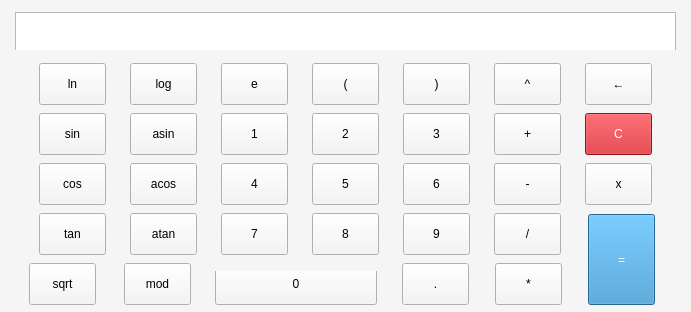
The window that src/view/calcView.ui (Effectuss/Smart-calculator) describes before a commit, drawn with Qt 5.
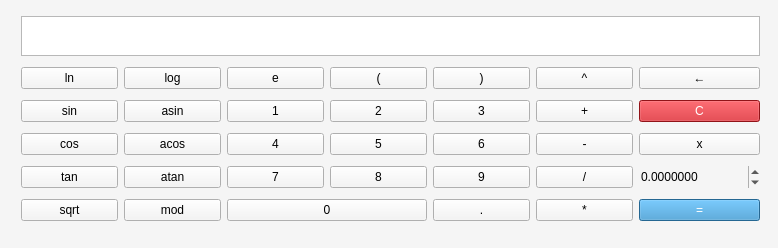
The same window after the commit.

Commit message: MVC ready and Interface

The edit to the form file:
```diff
--- a/src/view/calcView.ui
+++ b/src/view/calcView.ui
@@ -9,26 +9,26 @@
    <rect>
     <x>0</x>
     <y>0</y>
-    <width>691</width>
-    <height>312</height>
+    <width>778</width>
+    <height>248</height>
    </rect>
   </property>
   <property name="sizePolicy">
-   <sizepolicy hsizetype="Ignored" vsizetype="Ignored">
+   <sizepolicy hsizetype="Expanding" vsizetype="Expanding">
     <horstretch>0</horstretch>
     <verstretch>0</verstretch>
    </sizepolicy>
   </property>
   <property name="minimumSize">
    <size>
-    <width>691</width>
-    <height>312</height>
+    <width>778</width>
+    <height>248</height>
    </size>
   </property>
   <property name="maximumSize">
    <size>
-    <width>691</width>
-    <height>312</height>
+    <width>778</width>
+    <height>248</height>
    </size>
   </property>
   <property name="windowTitle">
@@ -44,132 +44,34 @@
     <bool>true</bool>
    </property>
    <property name="sizePolicy">
-    <sizepolicy hsizetype="Fixed" vsizetype="Fixed">
+    <sizepolicy hsizetype="Expanding" vsizetype="Expanding">
      <horstretch>0</horstretch>
      <verstretch>0</verstretch>
     </sizepolicy>
    </property>
+   <property name="minimumSize">
+    <size>
+     <width>778</width>
+     <height>248</height>
+    </size>
+   </property>
    <property name="maximumSize">
     <size>
-     <width>693</width>
-     <height>16777215</height>
+     <width>778</width>
+     <height>248</height>
     </size>
    </property>
-   <property name="styleSheet">
-    <string notr="true">QPushButton {
-min-width: 65;
-min-height: 40;
-max-width: 65;
-max-height: 40;
-}</string>
-   </property>
-   <widget class="QLabel" name="inputPanel">
-    <property name="geometry">
-     <rect>
-      <x>15</x>
-      <y>12</y>
-      <width>661</width>
-      <height>40</height>
-     </rect>
-    </property>
-    <property name="sizePolicy">
-     <sizepolicy hsizetype="Fixed" vsizetype="Fixed">
-      <horstretch>0</horstretch>
-      <verstretch>0</verstretch>
-     </sizepolicy>
-    </property>
-    <property name="minimumSize">
-     <size>
-      <width>290</width>
-      <height>40</height>
-     </size>
-    </property>
-    <property name="maximumSize">
-     <size>
-      <width>16777215</width>
-      <height>40</height>
-     </size>
-    </property>
-    <property name="font">
-     <font>
-      <family>Open Sans</family>
-      <pointsize>20</pointsize>
-      <italic>false</italic>
-      <bold>false</bold>
-      <kerning>true</kerning>
-     </font>
-    </property>
-    <property name="layoutDirection">
-     <enum>Qt::LeftToRight</enum>
-    </property>
-    <property name="styleSheet">
-     <string notr="true">border: 1 solid #b8b8b8;
-background-color: #fff;</string>
-    </property>
-    <property name="text">
-     <string/>
-    </property>
-    <property name="scaledContents">
-     <bool>true</bool>
-    </property>
-    <property name="alignment">
-     <set>Qt::AlignRight|Qt::AlignTrailing|Qt::AlignVCenter</set>
-    </property>
-    <property name="wordWrap">
-     <bool>true</bool>
-    </property>
-    <property name="textInteractionFlags">
-     <set>Qt::TextSelectableByKeyboard|Qt::TextSelectableByMouse</set>
-    </property>
-   </widget>
-   <widget class="QPushButton" name="num0">
-    <property name="geometry">
-     <rect>
-      <x>215</x>
-      <y>263</y>
-      <width>162</width>
-      <height>42</height>
-     </rect>
-    </property>
-    <property name="sizePolicy">
-     <sizepolicy hsizetype="Expanding" vsizetype="Fixed">
-      <horstretch>0</horstretch>
-      <verstretch>0</verstretch>
-     </sizepolicy>
-    </property>
-    <property name="minimumSize">
-     <size>
-      <width>162</width>
-      <height>42</height>
-     </size>
-    </property>
-    <property name="styleSheet">
-     <string notr="true">min-width: 160;
-min-height: 40;
-max-width: 160;
-max-height: 40;</string>
-    </property>
-    <property name="text">
-     <string>0</string>
-    </property>
-    <property name="shortcut">
-     <string>0</string>
-    </property>
-   </widget>
    <widget class="QWidget" name="gridLayoutWidget">
     <property name="geometry">
      <rect>
       <x>10</x>
-      <y>50</y>
-      <width>671</width>
-      <height>221</height>
+      <y>0</y>
+      <width>761</width>
+      <height>241</height>
      </rect>
     </property>
-    <layout class="QGridLayout" name="gridLayout_4">
-     <property name="sizeConstraint">
-      <enum>QLayout::SetDefaultConstraint</enum>
-     </property>
-     <item row="1" column="0">
+    <layout class="QGridLayout" name="gridLayout_2">
+     <item row="2" column="0">
       <widget class="QPushButton" name="actionSin">
        <property name="sizePolicy">
         <sizepolicy hsizetype="Expanding" vsizetype="Fixed">
@@ -185,136 +87,7 @@
        </property>
       </widget>
      </item>
-     <item row="2" column="4">
-      <widget class="QPushButton" name="num6">
-       <property name="sizePolicy">
-        <sizepolicy hsizetype="Expanding" vsizetype="Fixed">
-         <horstretch>0</horstretch>
-         <verstretch>0</verstretch>
-        </sizepolicy>
-       </property>
-       <property name="text">
-        <string>6</string>
-       </property>
-       <property name="shortcut">
-        <string>6</string>
-       </property>
-      </widget>
-     </item>
-     <item row="3" column="1">
-      <widget class="QPushButton" name="actionAtan">
-       <property name="sizePolicy">
-        <sizepolicy hsizetype="Expanding" vsizetype="Fixed">
-         <horstretch>0</horstretch>
-         <verstretch>0</verstretch>
-        </sizepolicy>
-       </property>
-       <property name="text">
-        <string>atan</string>
-       </property>
-       <property name="shortcut">
-        <string>A, T, A, N</string>
-       </property>
-      </widget>
-     </item>
-     <item row="2" column="1">
-      <widget class="QPushButton" name="actionAcos">
-       <property name="sizePolicy">
-        <sizepolicy hsizetype="Expanding" vsizetype="Fixed">
-         <horstretch>0</horstretch>
-         <verstretch>0</verstretch>
-        </sizepolicy>
-       </property>
-       <property name="text">
-        <string>acos</string>
-       </property>
-       <property name="shortcut">
-        <string>A, C, O, S</string>
-       </property>
-      </widget>
-     </item>
-     <item row="1" column="5">
-      <widget class="QPushButton" name="actionPlus">
-       <property name="sizePolicy">
-        <sizepolicy hsizetype="Expanding" vsizetype="Fixed">
-         <horstretch>0</horstretch>
-         <verstretch>0</verstretch>
-        </sizepolicy>
-       </property>
-       <property name="text">
-        <string>+</string>
-       </property>
-       <property name="shortcut">
-        <string>+</string>
-       </property>
-      </widget>
-     </item>
-     <item row="3" column="3">
-      <widget class="QPushButton" name="num8">
-       <property name="sizePolicy">
-        <sizepolicy hsizetype="Expanding" vsizetype="Expanding">
-         <horstretch>0</horstretch>
-         <verstretch>0</verstretch>
-        </sizepolicy>
-       </property>
-       <property name="minimumSize">
-        <size>
-         <width>67</width>
-         <height>42</height>
-        </size>
-       </property>
-       <property name="maximumSize">
-        <size>
-         <width>67</width>
-         <height>42</height>
-        </size>
-       </property>
-       <property name="text">
-        <string>8</string>
-       </property>
-       <property name="iconSize">
-        <size>
-         <width>16</width>
-         <height>16</height>
-        </size>
-       </property>
-       <property name="shortcut">
-        <string>8</string>
-       </property>
-       <property name="default">
-        <bool>false</bool>
-       </property>
-      </widget>
-     </item>
-     <item row="1" column="2">
-      <widget class="QPushButton" name="num1">
-       <property name="sizePolicy">
-        <sizepolicy hsizetype="Expanding" vsizetype="Fixed">
-         <horstretch>0</horstretch>
-         <verstretch>0</verstretch>
-        </sizepolicy>
-       </property>
-       <property name="minimumSize">
-        <size>
-         <width>67</width>
-         <height>42</height>
-        </size>
-       </property>
-       <property name="maximumSize">
-        <size>
-         <width>67</width>
-         <height>42</height>
-        </size>
-       </property>
-       <property name="text">
-        <string>1</string>
-       </property>
-       <property name="shortcut">
-        <string>1</string>
-       </property>
-      </widget>
-     </item>
-     <item row="3" column="4">
+     <item row="4" column="4">
       <widget class="QPushButton" name="num9">
        <property name="sizePolicy">
         <sizepolicy hsizetype="Expanding" vsizetype="Fixed">
@@ -330,109 +103,57 @@
        </property>
       </widget>
      </item>
-     <item row="2" column="2">
-      <widget class="QPushButton" name="num4">
-       <property name="sizePolicy">
-        <sizepolicy hsizetype="Expanding" vsizetype="Fixed">
-         <horstretch>0</horstretch>
-         <verstretch>0</verstretch>
-        </sizepolicy>
+     <item row="4" column="6">
+      <widget class="QDoubleSpinBox" name="doubleSpinBox">
+       <property name="cursor">
+        <cursorShape>PointingHandCursor</cursorShape>
        </property>
-       <property name="text">
-        <string>4</string>
+       <property name="mouseTracking">
+        <bool>false</bool>
        </property>
-       <property name="shortcut">
-        <string>4</string>
+       <property name="focusPolicy">
+        <enum>Qt::ClickFocus</enum>
        </property>
-      </widget>
-     </item>
-     <item row="0" column="5">
-      <widget class="QPushButton" name="actionPow">
-       <property name="sizePolicy">
-        <sizepolicy hsizetype="Expanding" vsizetype="Fixed">
-         <horstretch>0</horstretch>
-         <verstretch>0</verstretch>
-        </sizepolicy>
+       <property name="acceptDrops">
+        <bool>false</bool>
        </property>
-       <property name="text">
-        <string>^</string>
+       <property name="frame">
+        <bool>false</bool>
        </property>
-       <property name="shortcut">
-        <string>^</string>
+       <property name="specialValueText">
+        <string/>
        </property>
-      </widget>
-     </item>
-     <item row="0" column="6">
-      <widget class="QPushButton" name="actionDeleteOne">
-       <property name="sizePolicy">
-        <sizepolicy hsizetype="Expanding" vsizetype="Fixed">
-         <horstretch>0</horstretch>
-         <verstretch>0</verstretch>
-        </sizepolicy>
+       <property name="decimals">
+        <number>7</number>
        </property>
-       <property name="text">
-        <string>←</string>
+       <property name="minimum">
+        <double>-123131232131231236096.000000000000000</double>
        </property>
-       <property name="shortcut">
-        <string>Backspace</string>
+       <property name="maximum">
+        <double>123131232131231236096.000000000000000</double>
        </property>
-      </widget>
-     </item>
-     <item row="0" column="2">
-      <widget class="QPushButton" name="numerExp">
-       <property name="sizePolicy">
-        <sizepolicy hsizetype="Expanding" vsizetype="Fixed">
-         <horstretch>0</horstretch>
-         <verstretch>0</verstretch>
-        </sizepolicy>
+       <property name="singleStep">
+        <double>0.100000000000000</double>
        </property>
-       <property name="text">
-        <string>e</string>
-       </property>
-       <property name="shortcut">
-        <string>E</string>
-       </property>
       </widget>
      </item>
-     <item row="1" column="4">
-      <widget class="QPushButton" name="num3">
+     <item row="5" column="0">
+      <widget class="QPushButton" name="actionSqrt">
        <property name="sizePolicy">
         <sizepolicy hsizetype="Expanding" vsizetype="Fixed">
          <horstretch>0</horstretch>
          <verstretch>0</verstretch>
         </sizepolicy>
        </property>
-       <property name="maximumSize">
-        <size>
-         <width>67</width>
-         <height>42</height>
-        </size>
-       </property>
        <property name="text">
-        <string>3</string>
+        <string>sqrt</string>
        </property>
        <property name="shortcut">
-        <string>3</string>
+        <string>S, Q, R, T</string>
        </property>
       </widget>
      </item>
-     <item row="0" column="3">
-      <widget class="QPushButton" name="actionOpenBracket">
-       <property name="sizePolicy">
-        <sizepolicy hsizetype="Expanding" vsizetype="Fixed">
-         <horstretch>0</horstretch>
-         <verstretch>0</verstretch>
-        </sizepolicy>
-       </property>
-       <property name="text">
-        <string>(</string>
-       </property>
-       <property name="shortcut">
-        <string>(</string>
-       </property>
-      </widget>
-     </item>
-     <item row="2" column="0">
+     <item row="3" column="0">
       <widget class="QPushButton" name="actionCos">
        <property name="enabled">
         <bool>true</bool>
@@ -451,8 +172,8 @@
        </property>
       </widget>
      </item>
-     <item row="2" column="5">
-      <widget class="QPushButton" name="actionMinus">
+     <item row="4" column="1">
+      <widget class="QPushButton" name="actionAtan">
        <property name="sizePolicy">
         <sizepolicy hsizetype="Expanding" vsizetype="Fixed">
          <horstretch>0</horstretch>
@@ -460,14 +181,62 @@
         </sizepolicy>
        </property>
        <property name="text">
-        <string>-</string>
+        <string>atan</string>
        </property>
        <property name="shortcut">
-        <string>-</string>
+        <string>A, T, A, N</string>
        </property>
       </widget>
      </item>
-     <item row="0" column="1">
+     <item row="1" column="4">
+      <widget class="QPushButton" name="actionCloseBracket">
+       <property name="sizePolicy">
+        <sizepolicy hsizetype="Expanding" vsizetype="Fixed">
+         <horstretch>0</horstretch>
+         <verstretch>0</verstretch>
+        </sizepolicy>
+       </property>
+       <property name="text">
+        <string>)</string>
+       </property>
+       <property name="shortcut">
+        <string>)</string>
+       </property>
+      </widget>
+     </item>
+     <item row="5" column="5">
+      <widget class="QPushButton" name="actionMult">
+       <property name="sizePolicy">
+        <sizepolicy hsizetype="Expanding" vsizetype="Fixed">
+         <horstretch>0</horstretch>
+         <verstretch>0</verstretch>
+        </sizepolicy>
+       </property>
+       <property name="text">
+        <string>*</string>
+       </property>
+       <property name="shortcut">
+        <string>*</string>
+       </property>
+      </widget>
+     </item>
+     <item row="4" column="2">
+      <widget class="QPushButton" name="num7">
+       <property name="sizePolicy">
+        <sizepolicy hsizetype="Expanding" vsizetype="Fixed">
+         <horstretch>0</horstretch>
+         <verstretch>0</verstretch>
+        </sizepolicy>
+       </property>
+       <property name="text">
+        <string>7</string>
+       </property>
+       <property name="shortcut">
+        <string>7</string>
+       </property>
+      </widget>
+     </item>
+     <item row="1" column="1">
       <widget class="QPushButton" name="actionLog">
        <property name="sizePolicy">
         <sizepolicy hsizetype="Expanding" vsizetype="Fixed">
@@ -483,8 +252,33 @@
        </property>
       </widget>
      </item>
+     <item row="5" column="2" colspan="2">
+      <widget class="QPushButton" name="num0">
+       <property name="sizePolicy">
+        <sizepolicy hsizetype="Expanding" vsizetype="Fixed">
+         <horstretch>0</horstretch>
+         <verstretch>0</verstretch>
+        </sizepolicy>
+       </property>
+       <property name="minimumSize">
+        <size>
+         <width>0</width>
+         <height>0</height>
+        </size>
+       </property>
+       <property name="styleSheet">
+        <string notr="true"/>
+       </property>
+       <property name="text">
+        <string>0</string>
+       </property>
+       <property name="shortcut">
+        <string>0</string>
+       </property>
+      </widget>
+     </item>
      <item row="3" column="5">
-      <widget class="QPushButton" name="actionDiv">
+      <widget class="QPushButton" name="actionMinus">
        <property name="sizePolicy">
         <sizepolicy hsizetype="Expanding" vsizetype="Fixed">
          <horstretch>0</horstretch>
@@ -492,14 +286,179 @@
         </sizepolicy>
        </property>
        <property name="text">
-        <string>/</string>
+        <string>-</string>
        </property>
        <property name="shortcut">
-        <string>/</string>
+        <string>-</string>
        </property>
       </widget>
      </item>
-     <item row="3" column="0">
+     <item row="3" column="6">
+      <widget class="QPushButton" name="xButton">
+       <property name="sizePolicy">
+        <sizepolicy hsizetype="Expanding" vsizetype="Fixed">
+         <horstretch>0</horstretch>
+         <verstretch>0</verstretch>
+        </sizepolicy>
+       </property>
+       <property name="text">
+        <string>x</string>
+       </property>
+       <property name="shortcut">
+        <string>X</string>
+       </property>
+      </widget>
+     </item>
+     <item row="1" column="5">
+      <widget class="QPushButton" name="actionPow">
+       <property name="sizePolicy">
+        <sizepolicy hsizetype="Expanding" vsizetype="Fixed">
+         <horstretch>0</horstretch>
+         <verstretch>0</verstretch>
+        </sizepolicy>
+       </property>
+       <property name="text">
+        <string>^</string>
+       </property>
+       <property name="shortcut">
+        <string>^</string>
+       </property>
+      </widget>
+     </item>
+     <item row="2" column="5">
+      <widget class="QPushButton" name="actionPlus">
+       <property name="sizePolicy">
+        <sizepolicy hsizetype="Expanding" vsizetype="Fixed">
+         <horstretch>0</horstretch>
+         <verstretch>0</verstretch>
+        </sizepolicy>
+       </property>
+       <property name="text">
+        <string>+</string>
+       </property>
+       <property name="shortcut">
+        <string>+</string>
+       </property>
+      </widget>
+     </item>
+     <item row="2" column="3">
+      <widget class="QPushButton" name="num2">
+       <property name="sizePolicy">
+        <sizepolicy hsizetype="Expanding" vsizetype="Fixed">
+         <horstretch>0</horstretch>
+         <verstretch>0</verstretch>
+        </sizepolicy>
+       </property>
+       <property name="text">
+        <string>2</string>
+       </property>
+       <property name="shortcut">
+        <string>2</string>
+       </property>
+      </widget>
+     </item>
+     <item row="0" column="0" colspan="7">
+      <widget class="QLabel" name="inputPanel">
+       <property name="sizePolicy">
+        <sizepolicy hsizetype="Expanding" vsizetype="Expanding">
+         <horstretch>0</horstretch>
+         <verstretch>0</verstretch>
+        </sizepolicy>
+       </property>
+       <property name="minimumSize">
+        <size>
+         <width>290</width>
+         <height>40</height>
+        </size>
+       </property>
+       <property name="maximumSize">
+        <size>
+         <width>16777215</width>
+         <height>40</height>
+        </size>
+       </property>
+       <property name="font">
+        <font>
+         <family>Open Sans</family>
+         <pointsize>20</pointsize>
+         <italic>false</italic>
+         <bold>false</bold>
+         <kerning>true</kerning>
+        </font>
+       </property>
+       <property name="layoutDirection">
+        <enum>Qt::LeftToRight</enum>
+       </property>
+       <property name="styleSheet">
+        <string notr="true">border: 1 solid #b8b8b8;
+background-color: #fff;</string>
+       </property>
+       <property name="text">
+        <string/>
+       </property>
+       <property name="scaledContents">
+        <bool>true</bool>
+       </property>
+       <property name="alignment">
+        <set>Qt::AlignRight|Qt::AlignTrailing|Qt::AlignVCenter</set>
+       </property>
+       <property name="wordWrap">
+        <bool>true</bool>
+       </property>
+       <property name="textInteractionFlags">
+        <set>Qt::TextSelectableByKeyboard|Qt::TextSelectableByMouse</set>
+       </property>
+      </widget>
+     </item>
+     <item row="5" column="4">
+      <widget class="QPushButton" name="point">
+       <property name="sizePolicy">
+        <sizepolicy hsizetype="Expanding" vsizetype="Fixed">
+         <horstretch>0</horstretch>
+         <verstretch>0</verstretch>
+        </sizepolicy>
+       </property>
+       <property name="text">
+        <string>.</string>
+       </property>
+       <property name="shortcut">
+        <string>.</string>
+       </property>
+      </widget>
+     </item>
+     <item row="5" column="6">
+      <widget class="QPushButton" name="actionCalc">
+       <property name="sizePolicy">
+        <sizepolicy hsizetype="Expanding" vsizetype="Fixed">
+         <horstretch>0</horstretch>
+         <verstretch>0</verstretch>
+        </sizepolicy>
+       </property>
+       <property name="minimumSize">
+        <size>
+         <width>0</width>
+         <height>0</height>
+        </size>
+       </property>
+       <property name="maximumSize">
+        <size>
+         <width>16777215</width>
+         <height>16777215</height>
+        </size>
+       </property>
+       <property name="styleSheet">
+        <string notr="true">background-color: #3490cd;
+color: #ffffff;</string>
+       </property>
+       <property name="text">
+        <string>=</string>
+       </property>
+       <property name="shortcut">
+        <string>=</string>
+       </property>
+      </widget>
+     </item>
+     <item row="4" column="0">
       <widget class="QPushButton" name="actionTan">
        <property name="sizePolicy">
         <sizepolicy hsizetype="Expanding" vsizetype="Fixed">
@@ -515,8 +474,8 @@
        </property>
       </widget>
      </item>
-     <item row="0" column="0">
-      <widget class="QPushButton" name="actionLn">
+     <item row="1" column="3">
+      <widget class="QPushButton" name="actionOpenBracket">
        <property name="sizePolicy">
         <sizepolicy hsizetype="Expanding" vsizetype="Fixed">
          <horstretch>0</horstretch>
@@ -524,14 +483,14 @@
         </sizepolicy>
        </property>
        <property name="text">
-        <string>ln</string>
+        <string>(</string>
        </property>
        <property name="shortcut">
-        <string>L, N</string>
+        <string>(</string>
        </property>
       </widget>
      </item>
-     <item row="1" column="6">
+     <item row="2" column="6">
       <widget class="QPushButton" name="actionDeleteAll">
        <property name="enabled">
         <bool>true</bool>
@@ -554,8 +513,68 @@
        </property>
       </widget>
      </item>
+     <item row="1" column="6">
+      <widget class="QPushButton" name="actionDeleteOne">
+       <property name="sizePolicy">
+        <sizepolicy hsizetype="Expanding" vsizetype="Fixed">
+         <horstretch>0</horstretch>
+         <verstretch>0</verstretch>
+        </sizepolicy>
+       </property>
+       <property name="text">
+        <string>←</string>
+       </property>
+       <property name="shortcut">
+        <string>Backspace</string>
+       </property>
+      </widget>
+     </item>
+     <item row="4" column="5">
+      <widget class="QPushButton" name="actionDiv">
+       <property name="sizePolicy">
+        <sizepolicy hsizetype="Expanding" vsizetype="Fixed">
+         <horstretch>0</horstretch>
+         <verstretch>0</verstretch>
+        </sizepolicy>
+       </property>
+       <property name="text">
+        <string>/</string>
+       </property>
+       <property name="shortcut">
+        <string>/</string>
+       </property>
+      </widget>
+     </item>
+     <item row="2" column="2">
+      <widget class="QPushButton" name="num1">
+       <property name="sizePolicy">
+        <sizepolicy hsizetype="Expanding" vsizetype="Fixed">
+         <horstretch>0</horstretch>
+         <verstretch>0</verstretch>
+        </sizepolicy>
+       </property>
+       <property name="minimumSize">
+        <size>
+         <width>0</width>
+         <height>0</height>
+        </size>
+       </property>
+       <property name="maximumSize">
+        <size>
+         <width>16777215</width>
+         <height>16777215</height>
+        </size>
+       </property>
+       <property name="text">
+        <string>1</string>
+       </property>
+       <property name="shortcut">
+        <string>1</string>
+       </property>
+      </widget>
+     </item>
      <item row="3" column="2">
-      <widget class="QPushButton" name="num7">
+      <widget class="QPushButton" name="num4">
        <property name="sizePolicy">
         <sizepolicy hsizetype="Expanding" vsizetype="Fixed">
          <horstretch>0</horstretch>
@@ -563,14 +582,30 @@
         </sizepolicy>
        </property>
        <property name="text">
-        <string>7</string>
+        <string>4</string>
        </property>
        <property name="shortcut">
-        <string>7</string>
+        <string>4</string>
        </property>
       </widget>
      </item>
-     <item row="1" column="1">
+     <item row="3" column="3">
+      <widget class="QPushButton" name="num5">
+       <property name="sizePolicy">
+        <sizepolicy hsizetype="Expanding" vsizetype="Fixed">
+         <horstretch>0</horstretch>
+         <verstretch>0</verstretch>
+        </sizepolicy>
+       </property>
+       <property name="text">
+        <string>5</string>
+       </property>
+       <property name="shortcut">
+        <string>5</string>
+       </property>
+      </widget>
+     </item>
+     <item row="2" column="1">
       <widget class="QPushButton" name="actionAsin">
        <property name="sizePolicy">
         <sizepolicy hsizetype="Expanding" vsizetype="Fixed">
@@ -586,8 +621,8 @@
        </property>
       </widget>
      </item>
-     <item row="2" column="6">
-      <widget class="QPushButton" name="xButton">
+     <item row="1" column="0">
+      <widget class="QPushButton" name="actionLn">
        <property name="sizePolicy">
         <sizepolicy hsizetype="Expanding" vsizetype="Fixed">
          <horstretch>0</horstretch>
@@ -595,15 +630,15 @@
         </sizepolicy>
        </property>
        <property name="text">
-        <string>x</string>
+        <string>ln</string>
        </property>
        <property name="shortcut">
-        <string>X</string>
+        <string>L, N</string>
        </property>
       </widget>
      </item>
-     <item row="1" column="3">
-      <widget class="QPushButton" name="num2">
+     <item row="3" column="4">
+      <widget class="QPushButton" name="num6">
        <property name="sizePolicy">
         <sizepolicy hsizetype="Expanding" vsizetype="Fixed">
          <horstretch>0</horstretch>
@@ -611,15 +646,15 @@
         </sizepolicy>
        </property>
        <property name="text">
-        <string>2</string>
+        <string>6</string>
        </property>
        <property name="shortcut">
-        <string>2</string>
+        <string>6</string>
        </property>
       </widget>
      </item>
-     <item row="0" column="4">
-      <widget class="QPushButton" name="actionCloseBracket">
+     <item row="3" column="1">
+      <widget class="QPushButton" name="actionAcos">
        <property name="sizePolicy">
         <sizepolicy hsizetype="Expanding" vsizetype="Fixed">
          <horstretch>0</horstretch>
@@ -627,15 +662,15 @@
         </sizepolicy>
        </property>
        <property name="text">
-        <string>)</string>
+        <string>acos</string>
        </property>
        <property name="shortcut">
-        <string>)</string>
+        <string>A, C, O, S</string>
        </property>
       </widget>
      </item>
-     <item row="2" column="3">
-      <widget class="QPushButton" name="num5">
+     <item row="4" column="3">
+      <widget class="QPushButton" name="num8">
        <property name="sizePolicy">
         <sizepolicy hsizetype="Expanding" vsizetype="Fixed">
          <horstretch>0</horstretch>
@@ -643,145 +678,69 @@
         </sizepolicy>
        </property>
        <property name="text">
-        <string>5</string>
+        <string>8</string>
        </property>
        <property name="shortcut">
-        <string>5</string>
+        <string>8</string>
+       </property>
+      </widget>
+     </item>
+     <item row="1" column="2">
+      <widget class="QPushButton" name="numerExp">
+       <property name="sizePolicy">
+        <sizepolicy hsizetype="Expanding" vsizetype="Fixed">
+         <horstretch>0</horstretch>
+         <verstretch>0</verstretch>
+        </sizepolicy>
+       </property>
+       <property name="text">
+        <string>e</string>
+       </property>
+       <property name="shortcut">
+        <string>E</string>
+       </property>
+      </widget>
+     </item>
+     <item row="2" column="4">
+      <widget class="QPushButton" name="num3">
+       <property name="sizePolicy">
+        <sizepolicy hsizetype="Expanding" vsizetype="Fixed">
+         <horstretch>0</horstretch>
+         <verstretch>0</verstretch>
+        </sizepolicy>
+       </property>
+       <property name="maximumSize">
+        <size>
+         <width>16777215</width>
+         <height>16777215</height>
+        </size>
+       </property>
+       <property name="text">
+        <string>3</string>
+       </property>
+       <property name="shortcut">
+        <string>3</string>
+       </property>
+      </widget>
+     </item>
+     <item row="5" column="1">
+      <widget class="QPushButton" name="actionMod">
+       <property name="sizePolicy">
+        <sizepolicy hsizetype="Expanding" vsizetype="Fixed">
+         <horstretch>0</horstretch>
+         <verstretch>0</verstretch>
+        </sizepolicy>
+       </property>
+       <property name="text">
+        <string>mod</string>
+       </property>
+       <property name="shortcut">
+        <string>M, O, D</string>
        </property>
       </widget>
      </item>
     </layout>
    </widget>
-   <widget class="QPushButton" name="actionCalc">
-    <property name="geometry">
-     <rect>
-      <x>588</x>
-      <y>214</y>
-      <width>67</width>
-      <height>91</height>
-     </rect>
-    </property>
-    <property name="sizePolicy">
-     <sizepolicy hsizetype="Expanding" vsizetype="Fixed">
-      <horstretch>0</horstretch>
-      <verstretch>0</verstretch>
-     </sizepolicy>
-    </property>
-    <property name="minimumSize">
-     <size>
-      <width>67</width>
-      <height>91</height>
-     </size>
-    </property>
-    <property name="maximumSize">
-     <size>
-      <width>67</width>
-      <height>91</height>
-     </size>
-    </property>
-    <property name="styleSheet">
-     <string notr="true">background-color: #3490cd;
-color: #ffffff;
-min-width: 65;
-min-height: 89;
-max-width: 65;
-max-height: 89;</string>
-    </property>
-    <property name="text">
-     <string>=</string>
-    </property>
-    <property name="shortcut">
-     <string>=</string>
-    </property>
-   </widget>
-   <widget class="QPushButton" name="actionSqrt">
-    <property name="geometry">
-     <rect>
-      <x>29</x>
-      <y>263</y>
-      <width>67</width>
-      <height>42</height>
-     </rect>
-    </property>
-    <property name="sizePolicy">
-     <sizepolicy hsizetype="Expanding" vsizetype="Fixed">
-      <horstretch>0</horstretch>
-      <verstretch>0</verstretch>
-     </sizepolicy>
-    </property>
-    <property name="text">
-     <string>sqrt</string>
-    </property>
-    <property name="shortcut">
-     <string>S, Q, R, T</string>
-    </property>
-   </widget>
-   <widget class="QPushButton" name="actionMod">
-    <property name="geometry">
-     <rect>
-      <x>124</x>
-      <y>263</y>
-      <width>67</width>
-      <height>42</height>
-     </rect>
-    </property>
-    <property name="sizePolicy">
-     <sizepolicy hsizetype="Expanding" vsizetype="Fixed">
-      <horstretch>0</horstretch>
-      <verstretch>0</verstretch>
-     </sizepolicy>
-    </property>
-    <property name="text">
-     <string>mod</string>
-    </property>
-    <property name="shortcut">
-     <string>M, O, D</string>
-    </property>
-   </widget>
-   <widget class="QPushButton" name="point">
-    <property name="geometry">
-     <rect>
-      <x>402</x>
-      <y>263</y>
-      <width>67</width>
-      <height>42</height>
-     </rect>
-    </property>
-    <property name="sizePolicy">
-     <sizepolicy hsizetype="Expanding" vsizetype="Fixed">
-      <horstretch>0</horstretch>
-      <verstretch>0</verstretch>
-     </sizepolicy>
-    </property>
-    <property name="text">
-     <string>.</string>
-    </property>
-    <property name="shortcut">
-     <string>.</string>
-    </property>
-   </widget>
-   <widget class="QPushButton" name="actionMult">
-    <property name="geometry">
-     <rect>
-      <x>495</x>
-      <y>263</y>
-      <width>67</width>
-      <height>42</height>
-     </rect>
-    </property>
-    <property name="sizePolicy">
-     <sizepolicy hsizetype="Expanding" vsizetype="Fixed">
-      <horstretch>0</horstretch>
-      <verstretch>0</verstretch>
-     </sizepolicy>
-    </property>
-    <property name="text">
-     <string>*</string>
-    </property>
-    <property name="shortcut">
-     <string>*</string>
-    </property>
-   </widget>
   </widget>
  </widget>
  <layoutdefault spacing="6" margin="11"/>
```
The commit also changes 6 other files.
